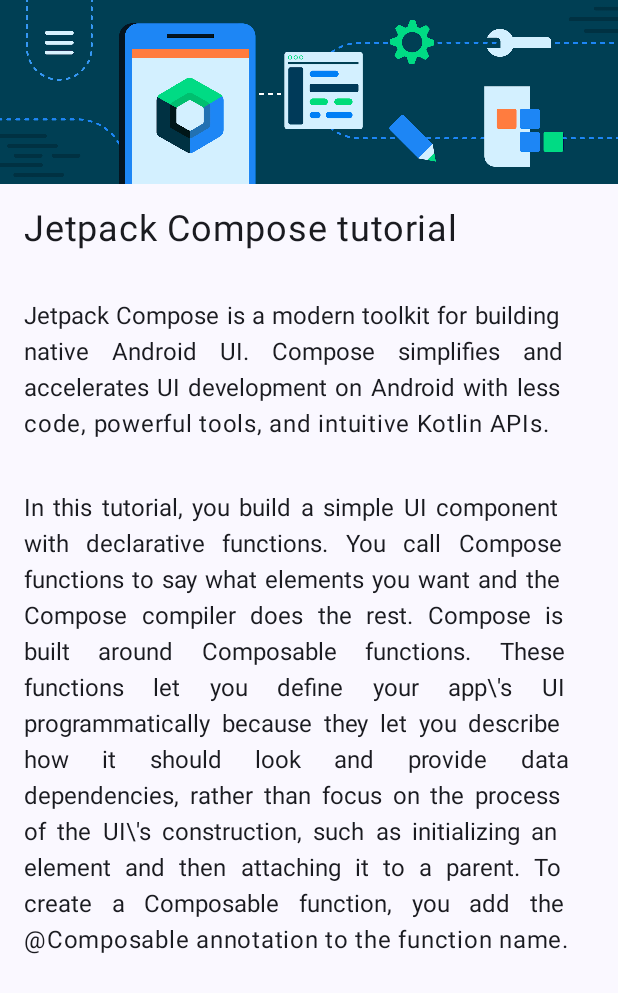
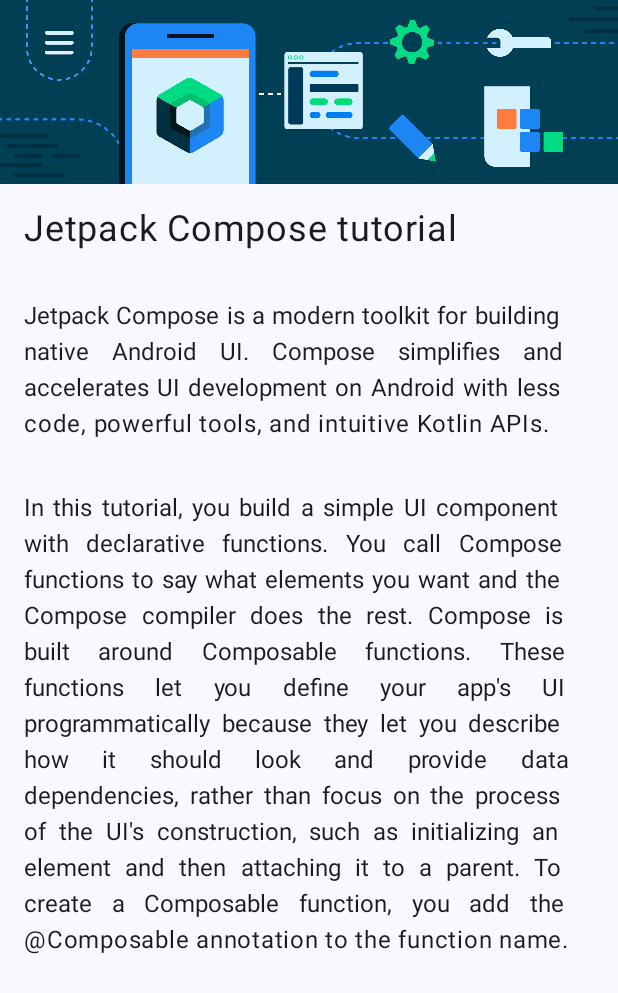
Before and after one commit to butorinsasha/ComposeArticle, an Android app built with Jetpack Compose: the screen it shows after launch (MainActivity), on a phone screen of 412 x 824 dp. Shown: the top 993 px of the screen. Run offline under Robolectric (Android 15) with nearby library versions, the phone set to English and light mode, and no system bars.

```diff
--- a/app/src/main/res/values/strings.xml
+++ b/app/src/main/res/values/strings.xml
@@ -2,5 +2,5 @@
     <string name="app_name">Compose Article</string>
     <string name="title">Jetpack Compose tutorial</string>
     <string name="short_description">Jetpack Compose is a modern toolkit for building native Android UI. Compose simplifies and accelerates UI development on Android with less code, powerful tools, and intuitive Kotlin APIs.</string>
-    <string name="long_description">In this tutorial, you build a simple UI component with declarative functions. You call Compose functions to say what elements you want and the Compose compiler does the rest. Compose is built around Composable functions. These functions let you define your app\\\'s UI programmatically because they let you describe how it should look and provide data dependencies, rather than focus on the process of the UI\\\'s construction, such as initializing an element and then attaching it to a parent. To create a Composable function, you add the @Composable annotation to the function name.</string>
+    <string name="long_description">In this tutorial, you build a simple UI component with declarative functions. You call Compose functions to say what elements you want and the Compose compiler does the rest. Compose is built around Composable functions. These functions let you define your app\'s UI programmatically because they let you describe how it should look and provide data dependencies, rather than focus on the process of the UI\'s construction, such as initializing an element and then attaching it to a parent. To create a Composable function, you add the @Composable annotation to the function name.</string>
 </resources>
```
